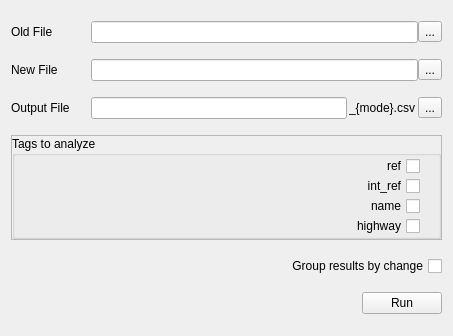
Before: the Qt Designer form src/design.ui in KaartGroup/Chameleon, drawn with Qt 5.
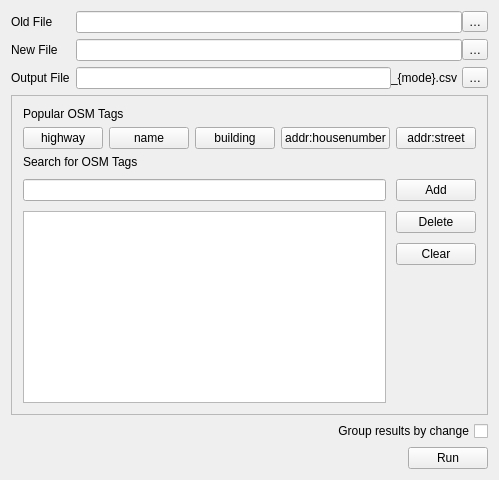
After: the same form once the commit is applied.

```diff
--- a/src/design.ui
+++ b/src/design.ui
@@ -2,70 +2,57 @@
 <ui version="4.0">
  <class>MainWindow</class>
  <widget class="QMainWindow" name="MainWindow">
-  <property name="geometry">
-   <rect>
-    <x>0</x>
-    <y>0</y>
-    <width>453</width>
-    <height>336</height>
-   </rect>
-  </property>
-  <property name="sizePolicy">
-   <sizepolicy hsizetype="Preferred" vsizetype="Fixed">
-    <horstretch>0</horstretch>
-    <verstretch>0</verstretch>
-   </sizepolicy>
-  </property>
-  <property name="minimumSize">
-   <size>
-    <width>0</width>
-    <height>336</height>
-   </size>
-  </property>
-  <property name="maximumSize">
-   <size>
-    <width>16777215</width>
-    <height>336</height>
-   </size>
-  </property>
   <property name="windowTitle">
    <string>Chameleon</string>
   </property>
   <widget class="QWidget" name="centralWidget">
-   <property name="sizePolicy">
-    <sizepolicy hsizetype="Preferred" vsizetype="Fixed">
-     <horstretch>0</horstretch>
-     <verstretch>0</verstretch>
-    </sizepolicy>
-   </property>
-   <layout class="QVBoxLayout" name="verticalLayout">
+   <layout class="QVBoxLayout" name="verticalLayout" stretch="0,1,0,0">
     <property name="sizeConstraint">
      <enum>QLayout::SetMinimumSize</enum>
     </property>
     <item>
-     <layout class="QHBoxLayout" name="oldHLayout">
-      <property name="spacing">
-       <number>0</number>
+     <layout class="QFormLayout" name="formLayout_3">
+      <property name="fieldGrowthPolicy">
+       <enum>QFormLayout::ExpandingFieldsGrow</enum>
       </property>
-      <property name="sizeConstraint">
-       <enum>QLayout::SetMinimumSize</enum>
+      <property name="labelAlignment">
+       <set>Qt::AlignLeading|Qt::AlignLeft|Qt::AlignVCenter</set>
       </property>
-      <item>
+      <property name="formAlignment">
+       <set>Qt::AlignRight|Qt::AlignTop|Qt::AlignTrailing</set>
+      </property>
+      <item row="0" column="0">
        <widget class="QLabel" name="oldFileLabel">
-        <property name="minimumSize">
-         <size>
-          <width>80</width>
-          <height>0</height>
-         </size>
-        </property>
         <property name="text">
          <string>Old File</string>
         </property>
+       </widget>
+      </item>
+      <item row="1" column="0">
+       <widget class="QLabel" name="newFileLabel">
+        <property name="text">
+         <string>New File</string>
+        </property>
+       </widget>
+      </item>
+      <item row="2" column="0">
+       <widget class="QLabel" name="outputFileLabel">
+        <property name="text">
+         <string>Output File</string>
+        </property>
         <property name="alignment">
          <set>Qt::AlignJustify|Qt::AlignVCenter</set>
         </property>
        </widget>
       </item>
+      <item row="0" column="1">
+       <layout class="QHBoxLayout" name="oldHLayout" stretch="1,0">
+        <property name="spacing">
+         <number>0</number>
+        </property>
+        <property name="sizeConstraint">
+         <enum>QLayout::SetMinimumSize</enum>
+        </property>
       <item>
        <widget class="QLineEdit" name="oldFileNameBox">
         <property name="sizePolicy">
@@ -91,36 +78,20 @@
          <enum>Qt::LeftToRight</enum>
         </property>
         <property name="text">
-         <string>...</string>
+           <string>…</string>
         </property>
        </widget>
       </item>
      </layout>
     </item>
-    <item>
-     <layout class="QHBoxLayout" name="newHLayout">
+      <item row="1" column="1">
+       <layout class="QHBoxLayout" name="newHLayout" stretch="0,0">
       <property name="spacing">
        <number>0</number>
       </property>
       <property name="sizeConstraint">
        <enum>QLayout::SetMinimumSize</enum>
       </property>
-      <item>
-       <widget class="QLabel" name="newFileLabel">
-        <property name="minimumSize">
-         <size>
-          <width>80</width>
-          <height>0</height>
-         </size>
-        </property>
-        <property name="text">
-         <string>New File</string>
-        </property>
-        <property name="alignment">
-         <set>Qt::AlignJustify|Qt::AlignVCenter</set>
-        </property>
-       </widget>
-      </item>
       <item>
        <widget class="QLineEdit" name="newFileNameBox">
         <property name="sizePolicy">
@@ -143,36 +114,20 @@
       <item>
        <widget class="QToolButton" name="newFileSelectButton">
         <property name="text">
-         <string>...</string>
+           <string>…</string>
         </property>
        </widget>
       </item>
      </layout>
     </item>
-    <item>
-     <layout class="QHBoxLayout" name="outHLayout">
+      <item row="2" column="1">
+       <layout class="QHBoxLayout" name="outHLayout" stretch="1,0,0,0">
       <property name="spacing">
        <number>0</number>
       </property>
       <property name="sizeConstraint">
        <enum>QLayout::SetMinimumSize</enum>
       </property>
-      <item>
-       <widget class="QLabel" name="outputFileLabel">
-        <property name="minimumSize">
-         <size>
-          <width>80</width>
-          <height>0</height>
-         </size>
-        </property>
-        <property name="text">
-         <string>Output File</string>
-        </property>
-        <property name="alignment">
-         <set>Qt::AlignJustify|Qt::AlignVCenter</set>
-        </property>
-       </widget>
-      </item>
       <item>
        <widget class="QLineEdit" name="outputFileNameBox">
         <property name="sizePolicy">
@@ -192,22 +147,6 @@
         </property>
        </widget>
       </item>
-      <item>
-       <spacer name="prefixSuffixSpacer">
-        <property name="orientation">
-         <enum>Qt::Horizontal</enum>
-        </property>
-        <property name="sizeType">
-         <enum>QSizePolicy::Fixed</enum>
-        </property>
-        <property name="sizeHint" stdset="0">
-         <size>
-          <width>2</width>
-          <height>20</height>
-         </size>
-        </property>
-       </spacer>
-      </item>
       <item>
        <widget class="QLabel" name="fileSuffix">
         <property name="text">
@@ -219,16 +158,13 @@
        </widget>
       </item>
       <item>
-       <spacer name="suffixSelectSpacer">
+         <spacer name="horizontalSpacer">
         <property name="orientation">
          <enum>Qt::Horizontal</enum>
         </property>
-        <property name="sizeType">
-         <enum>QSizePolicy::Fixed</enum>
-        </property>
         <property name="sizeHint" stdset="0">
          <size>
-          <width>3</width>
+            <width>5</width>
           <height>20</height>
          </size>
         </property>
@@ -237,16 +173,18 @@
       <item>
        <widget class="QToolButton" name="outputFileSelectButton">
         <property name="text">
-         <string>...</string>
+           <string>…</string>
         </property>
        </widget>
       </item>
      </layout>
     </item>
+     </layout>
+    </item>
     <item>
      <widget class="QFrame" name="tagFrame">
       <property name="sizePolicy">
-       <sizepolicy hsizetype="Preferred" vsizetype="Fixed">
+       <sizepolicy hsizetype="Preferred" vsizetype="MinimumExpanding">
         <horstretch>0</horstretch>
         <verstretch>0</verstretch>
        </sizepolicy>
@@ -257,199 +195,29 @@
       <property name="frameShadow">
        <enum>QFrame::Raised</enum>
       </property>
-      <layout class="QVBoxLayout" name="verticalLayout_2">
-       <property name="leftMargin">
-        <number>0</number>
-       </property>
-       <property name="topMargin">
-        <number>0</number>
-       </property>
-       <property name="rightMargin">
-        <number>0</number>
-       </property>
-       <property name="bottomMargin">
-        <number>0</number>
-       </property>
+      <layout class="QVBoxLayout" name="verticalLayout_2" stretch="0,0,1">
        <item>
-        <widget class="QGroupBox" name="tagGroupBox">
+        <widget class="QLabel" name="popularTagLabel">
          <property name="sizePolicy">
-          <sizepolicy hsizetype="Preferred" vsizetype="Fixed">
+          <sizepolicy hsizetype="Fixed" vsizetype="Fixed">
            <horstretch>0</horstretch>
            <verstretch>0</verstretch>
           </sizepolicy>
          </property>
-         <property name="title">
-          <string>Tags to analyze</string>
-         </property>
-         <layout class="QVBoxLayout" name="verticalLayout_3">
-          <property name="spacing">
-           <number>0</number>
-          </property>
-          <property name="leftMargin">
-           <number>0</number>
-          </property>
-          <property name="topMargin">
-           <number>0</number>
-          </property>
-          <property name="rightMargin">
-           <number>0</number>
-          </property>
-          <property name="bottomMargin">
-           <number>0</number>
-          </property>
-          <item>
-           <layout class="QHBoxLayout" name="refHLayout">
-            <property name="leftMargin">
-             <number>0</number>
-            </property>
-            <property name="topMargin">
-             <number>0</number>
-            </property>
-            <property name="rightMargin">
-             <number>0</number>
-            </property>
-            <property name="bottomMargin">
-             <number>0</number>
-            </property>
-            <item>
-             <widget class="QCheckBox" name="refBox">
-              <property name="layoutDirection">
-               <enum>Qt::RightToLeft</enum>
-              </property>
               <property name="text">
-               <string>ref</string>
+          <string>Popular OSM Tags</string>
               </property>
              </widget>
             </item>
             <item>
-             <widget class="QLabel" name="refProgress">
-              <property name="minimumSize">
-               <size>
-                <width>12</width>
-                <height>12</height>
-               </size>
-              </property>
-              <property name="maximumSize">
-               <size>
-                <width>12</width>
-                <height>12</height>
-               </size>
-              </property>
-              <property name="text">
-               <string/>
-              </property>
-             </widget>
-            </item>
-           </layout>
-          </item>
+        <layout class="QHBoxLayout" name="popTagLayout">
+         <property name="sizeConstraint">
+          <enum>QLayout::SetMinimumSize</enum>
+         </property>
           <item>
-           <layout class="QHBoxLayout" name="int_refHLayout">
-            <property name="leftMargin">
-             <number>0</number>
-            </property>
-            <property name="topMargin">
-             <number>0</number>
-            </property>
-            <property name="rightMargin">
-             <number>0</number>
-            </property>
-            <property name="bottomMargin">
-             <number>0</number>
-            </property>
-            <item>
-             <widget class="QCheckBox" name="int_refBox">
-              <property name="layoutDirection">
-               <enum>Qt::RightToLeft</enum>
-              </property>
-              <property name="text">
-               <string>int_ref</string>
-              </property>
-             </widget>
-            </item>
-            <item>
-             <widget class="QLabel" name="int_refProgress">
-              <property name="minimumSize">
-               <size>
-                <width>12</width>
-                <height>12</height>
-               </size>
-              </property>
-              <property name="maximumSize">
-               <size>
-                <width>12</width>
-                <height>12</height>
-               </size>
-              </property>
-              <property name="text">
-               <string/>
-              </property>
-             </widget>
-            </item>
-           </layout>
-          </item>
-          <item>
-           <layout class="QHBoxLayout" name="nameHLayout">
-            <property name="leftMargin">
-             <number>0</number>
-            </property>
-            <property name="topMargin">
-             <number>0</number>
-            </property>
-            <property name="rightMargin">
-             <number>0</number>
-            </property>
-            <property name="bottomMargin">
-             <number>0</number>
-            </property>
-            <item>
-             <widget class="QCheckBox" name="nameBox">
-              <property name="layoutDirection">
-               <enum>Qt::RightToLeft</enum>
-              </property>
-              <property name="text">
-               <string>name</string>
-              </property>
-             </widget>
-            </item>
-            <item>
-             <widget class="QLabel" name="nameProgress">
-              <property name="minimumSize">
-               <size>
-                <width>12</width>
-                <height>12</height>
-               </size>
-              </property>
-              <property name="maximumSize">
-               <size>
-                <width>12</width>
-                <height>12</height>
-               </size>
-              </property>
-              <property name="text">
-               <string/>
-              </property>
-             </widget>
-            </item>
-           </layout>
-          </item>
-          <item>
-           <layout class="QHBoxLayout" name="highwayHLayout">
-            <property name="leftMargin">
-             <number>0</number>
-            </property>
-            <property name="topMargin">
-             <number>0</number>
-            </property>
-            <property name="rightMargin">
-             <number>0</number>
-            </property>
-            <property name="bottomMargin">
-             <number>0</number>
-            </property>
-            <item>
-             <widget class="QCheckBox" name="highwayBox">
-              <property name="layoutDirection">
-               <enum>Qt::RightToLeft</enum>
+          <widget class="QPushButton" name="popTag1">
+           <property name="focusPolicy">
+            <enum>Qt::StrongFocus</enum>
               </property>
               <property name="text">
                <string>highway</string>
@@ -457,28 +225,112 @@
              </widget>
             </item>
             <item>
-             <widget class="QLabel" name="highwayProgress">
-              <property name="minimumSize">
-               <size>
-                <width>12</width>
-                <height>12</height>
-               </size>
-              </property>
-              <property name="maximumSize">
-               <size>
-                <width>12</width>
-                <height>12</height>
-               </size>
-              </property>
+          <widget class="QPushButton" name="popTag2">
+           <property name="focusPolicy">
+            <enum>Qt::StrongFocus</enum>
+           </property>
+           <property name="text">
+            <string>name</string>
+           </property>
+          </widget>
+         </item>
+         <item>
+          <widget class="QPushButton" name="popTag3">
+           <property name="focusPolicy">
+            <enum>Qt::StrongFocus</enum>
+           </property>
               <property name="text">
-               <string/>
+            <string>building</string>
               </property>
              </widget>
             </item>
-           </layout>
-          </item>
-         </layout>
-        </widget>
+         <item>
+          <widget class="QPushButton" name="popTag4">
+           <property name="focusPolicy">
+            <enum>Qt::StrongFocus</enum>
+           </property>
+           <property name="text">
+            <string>addr:housenumber</string>
+           </property>
+          </widget>
+         </item>
+         <item>
+          <widget class="QPushButton" name="popTag5">
+           <property name="focusPolicy">
+            <enum>Qt::StrongFocus</enum>
+           </property>
+           <property name="text">
+            <string>addr:street</string>
+           </property>
+          </widget>
+         </item>
+        </layout>
+       </item>
+       <item>
+        <layout class="QGridLayout" name="gridLayout" rowstretch="0,0,0,0,1" columnstretch="100,0">
+         <property name="sizeConstraint">
+          <enum>QLayout::SetMinimumSize</enum>
+         </property>
+         <property name="spacing">
+          <number>10</number>
+         </property>
+         <item row="1" column="0">
+          <widget class="QLineEdit" name="searchBox"/>
+         </item>
+         <item row="1" column="1">
+          <widget class="QPushButton" name="searchButton">
+           <property name="focusPolicy">
+            <enum>Qt::StrongFocus</enum>
+           </property>
+           <property name="text">
+            <string>Add</string>
+           </property>
+          </widget>
+         </item>
+         <item row="2" column="0" rowspan="3">
+          <widget class="QListWidget" name="listWidget">
+           <property name="sizePolicy">
+            <sizepolicy hsizetype="MinimumExpanding" vsizetype="Minimum">
+             <horstretch>0</horstretch>
+             <verstretch>0</verstretch>
+            </sizepolicy>
+           </property>
+          </widget>
+         </item>
+         <item row="2" column="1">
+          <widget class="QPushButton" name="deleteItemButton">
+           <property name="focusPolicy">
+            <enum>Qt::StrongFocus</enum>
+           </property>
+           <property name="text">
+            <string>Delete</string>
+           </property>
+          </widget>
+         </item>
+         <item row="3" column="1">
+          <widget class="QPushButton" name="clearListButton">
+           <property name="focusPolicy">
+            <enum>Qt::StrongFocus</enum>
+           </property>
+           <property name="text">
+            <string>Clear</string>
+           </property>
+          </widget>
+         </item>
+         <item row="0" column="0" colspan="2">
+          <widget class="QLabel" name="searchBarLabel">
+           <property name="sizePolicy">
+            <sizepolicy hsizetype="Fixed" vsizetype="Fixed">
+             <horstretch>0</horstretch>
+             <verstretch>0</verstretch>
+            </sizepolicy>
+           </property>
+           <property name="text">
+            <string>Search for OSM Tags</string>
+           </property>
+          </widget>
+         </item>
+        </layout>
        </item>
       </layout>
      </widget>
@@ -486,7 +338,7 @@
     <item>
      <layout class="QHBoxLayout" name="groupingHLayout">
       <item>
-       <spacer name="horizontalSpacer">
+       <spacer name="groupingSpacer">
         <property name="orientation">
          <enum>Qt::Horizontal</enum>
         </property>
@@ -527,15 +379,6 @@
       </item>
       <item>
        <widget class="QPushButton" name="runButton">
-        <property name="sizePolicy">
-         <sizepolicy hsizetype="Fixed" vsizetype="Fixed">
-          <horstretch>0</horstretch>
-          <verstretch>0</verstretch>
-         </sizepolicy>
-        </property>
-        <property name="layoutDirection">
-         <enum>Qt::RightToLeft</enum>
-        </property>
         <property name="text">
          <string>Run</string>
         </property>
```
Left out of the diff: 35 changed lines with no effect on the pictures. Lines whose indentation alone changed are shown as unchanged.
